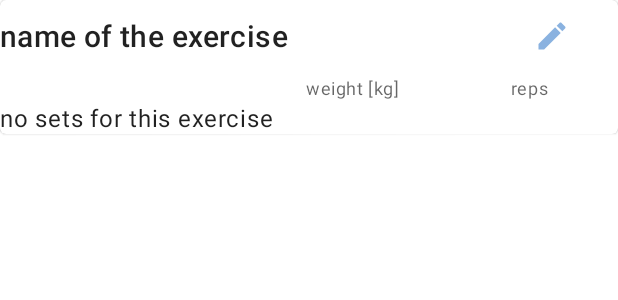
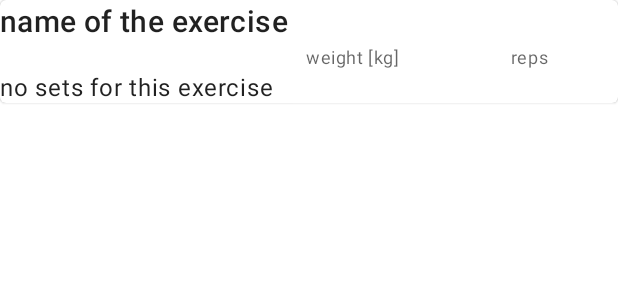
Before and after one commit to KonradCe/SimpleGymLog, an Android app: the layout item_card_view_exercise.xml on its own in the app's theme, with its tools: preview values and no code run, on a phone screen of 412 x 824 dp. Shown: the top 300 px of the screen. Run offline under Robolectric (Android 15) with nearby library versions, the phone set to English and light mode, and no system bars.

```diff
--- a/app/src/main/res/layout/activity_workout.xml
+++ b/app/src/main/res/layout/activity_workout.xml
@@ -4,7 +4,6 @@
     xmlns:android="http://schemas.android.com/apk/res/android"
     xmlns:app="http://schemas.android.com/apk/res-auto"
     xmlns:tools="http://schemas.android.com/tools"
-    android:layout_margin="@dimen/small_margin"
     android:layout_width="match_parent"
     android:layout_height="match_parent">
 
@@ -83,6 +82,7 @@
         android:layout_width="match_parent"
         android:layout_height="0dp"
         android:scrollbars="vertical"
+        android:layout_margin="@dimen/small_margin"
         app:layout_constraintBottom_toBottomOf="parent"
         app:layout_constraintTop_toBottomOf="@id/workout_bt_leftArrow"
         app:layout_constraintVertical_bias="0.0"
@@ -92,7 +92,7 @@
         android:id="@+id/overlay"
         android:layout_width="match_parent"
         android:layout_height="match_parent"
-        android:backgroundTint="@color/colorSecondaryLight" />
+        android:layout_margin="-5dp"/>
 
     <com.leinardi.android.speeddial.SpeedDialView
         android:id="@+id/fab"
--- a/app/src/main/res/layout/item_card_view_exercise.xml
+++ b/app/src/main/res/layout/item_card_view_exercise.xml
@@ -2,7 +2,6 @@
 <com.google.android.material.card.MaterialCardView
     xmlns:android="http://schemas.android.com/apk/res/android"
     xmlns:tools="http://schemas.android.com/tools"
-    xmlns:app="http://schemas.android.com/apk/res-auto"
     android:layout_width="match_parent"
     android:layout_height="wrap_content"
     android:orientation="vertical"
@@ -27,14 +26,7 @@
                 android:layout_width="0dp"
                 android:layout_weight="1"
                 style="@style/TextAppearance.MaterialComponents.Headline6"
-                android:text="name of the exercise" />
-
-            <com.google.android.material.button.MaterialButton
-                android:id="@+id/rvitem_iv_editExercise"
-                style="@style/IconOnlyButton"
-                android:layout_width="wrap_content"
-                android:layout_height="wrap_content"
-                app:icon="@drawable/ic_edit_black_24dp" />
+                tools:text="name of the exercise" />
 
         </LinearLayout>
 
@@ -51,7 +43,7 @@
                 style="@style/TextAppearance.MaterialComponents.Body1"
                 android:layout_width="match_parent"
                 android:layout_height="wrap_content"
-                android:text="no sets for this exercise"
+                android:text="@string/no_sets_to_show"
                 android:visibility="visible"/>
 
         </LinearLayout>
--- a/app/src/main/res/values/strings.xml
+++ b/app/src/main/res/values/strings.xml
@@ -18,6 +18,7 @@
     <string name="label_add_set">add set</string>
     <string name="label_delete_routine">delete routine</string>
     <string name="label_delete_exercise">delete exercise</string>
+    <string name="label_edit_exercise">edit exercise</string>
     <string name="label_delete_set">delete set</string>
     <string name="label_save_exercise">save exercise</string>
     <string name="label_update_exercise">Update exercise</string>
@@ -53,6 +54,7 @@
     <string name="label_add_routine">add routine</string>
     <string name="select_routine">select routine:</string>
     <string name="weight_kg">weight [kg]</string>
+    <string name="no_sets_to_show">no sets for this exercise</string>
 
 
 </resources>
```
Also changed, not shown: app/src/main/java/pl/kcworks/simplegymlog/ui/WorkoutActivity.java (+11 -2 lines), app/src/main/java/pl/kcworks/simplegymlog/ui/WorkoutAdapter.java (+4 -15 lines).
